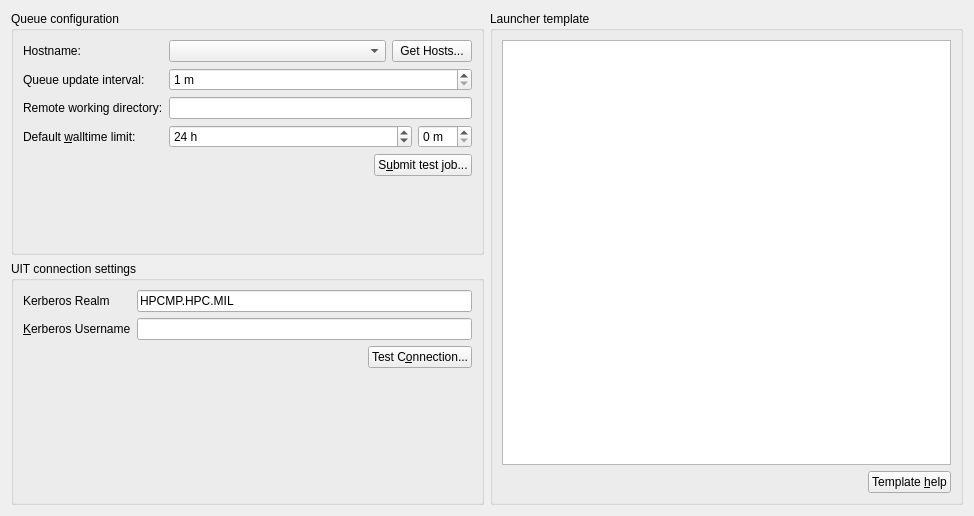
The window that molequeue/ui/uitqueuewidget.ui (OpenChemistry/molequeue) describes before a commit, drawn with Qt 5.
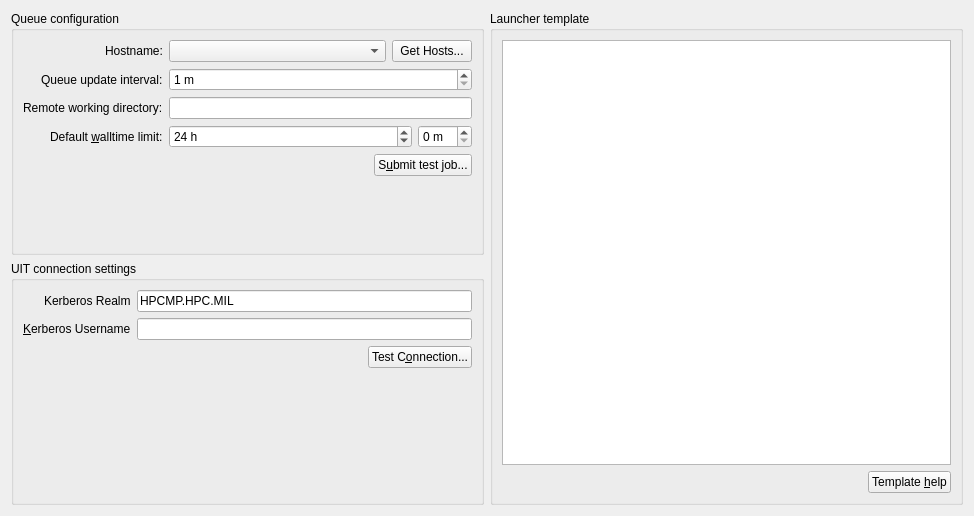
The same window after the commit.

```diff
--- a/molequeue/ui/uitqueuewidget.ui
+++ b/molequeue/ui/uitqueuewidget.ui
@@ -23,6 +23,9 @@
       <property name="fieldGrowthPolicy">
        <enum>QFormLayout::AllNonFixedFieldsGrow</enum>
       </property>
+      <property name="labelAlignment">
+       <set>Qt::AlignRight|Qt::AlignTrailing|Qt::AlignVCenter</set>
+      </property>
       <item row="2" column="0">
        <widget class="QLabel" name="label4">
         <property name="text">
@@ -95,6 +98,9 @@
       <property name="fieldGrowthPolicy">
        <enum>QFormLayout::ExpandingFieldsGrow</enum>
       </property>
+      <property name="labelAlignment">
+       <set>Qt::AlignRight|Qt::AlignTrailing|Qt::AlignVCenter</set>
+      </property>
       <item row="1" column="0">
        <widget class="QLabel" name="label_11">
         <property name="text">
@@ -206,6 +212,9 @@
         <property name="text">
          <string>Hostname:</string>
         </property>
+        <property name="alignment">
+         <set>Qt::AlignLeading|Qt::AlignLeft|Qt::AlignVCenter</set>
+        </property>
        </widget>
       </item>
       <item row="0" column="1">
```
Left out of the diff: 7 changed lines with no effect on the pictures.
